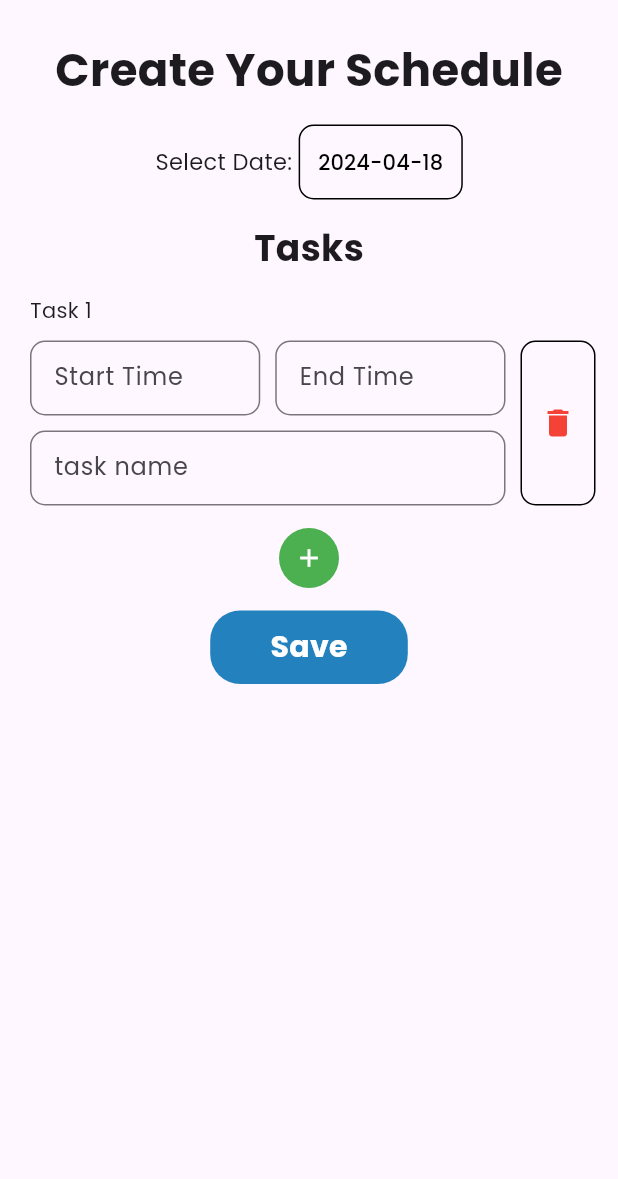
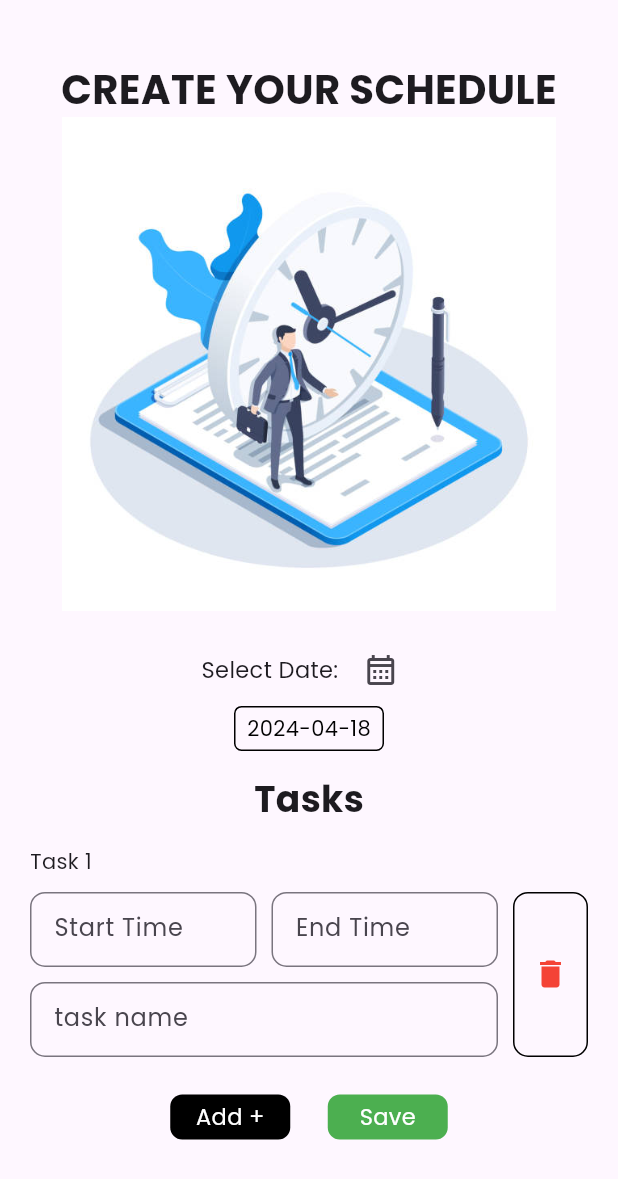
Before and after one commit to Shravan-P/projectflutter, a Flutter app: the Screenadd screen opened directly, on a phone screen of 412 x 824 dp. Shown: the top 1179 px of the screen. Run offline on Flutter 3.47's test engine with Material 3 defaults, Android fonts, the phone set to English and light mode, and no system bars; our stand-ins replace cloud_firestore, firebase_auth, firebase_core, google_fonts; accounts and stored records are empty.

Commit message:
8th push add page edit shravan

```diff
--- a/lib/screen/addpage.dart
+++ b/lib/screen/addpage.dart
@@ -1,6 +1,8 @@
-// ignore_for_file: prefer_const_constructors, prefer_const_literals_to_create_immutables, non_constant_identifier_names
+// ignore_for_file: prefer_const_constructors, prefer_const_literals_to_create_immutables, non_constant_identifier_names, avoid_unnecessary_containers
 
+import 'package:flutter/cupertino.dart';
 import 'package:flutter/material.dart';
+import 'package:flutter/widgets.dart';
 import 'package:google_fonts/google_fonts.dart';
 import 'package:intl/intl.dart';
 
@@ -30,6 +32,7 @@ class _ScreenaddState extends State<Screenadd> {
     return Scaffold(
       body: SingleChildScrollView(
         child: Container(
+          padding: EdgeInsets.only(top: 15),
           alignment: Alignment.center,
           child: Column(
             mainAxisAlignment: MainAxisAlignment.center,
@@ -38,13 +41,21 @@ class _ScreenaddState extends State<Screenadd> {
                 height: 25,
               ),
               Text(
-                'Create Your Schedule',
-                style: GoogleFonts.poppins(
-                  fontSize: 30,
+                'CREATE YOUR SCHEDULE',
+                style: TextStyle(
+                  fontSize: MediaQuery.of(context).size.width * 0.065,
                   fontWeight: FontWeight.bold,
+                  fontFamily: 'Poppins', // Change font to Poppins
                 ),
               ),
+              Container(
+                  height: MediaQuery.of(context).size.height / 2.5,
+                  child: Image.asset('assets/image/TM pic 2.jpg')),
               SizedBox(height: 15),
+              Column(
+                mainAxisAlignment: MainAxisAlignment.center,
+                crossAxisAlignment: CrossAxisAlignment.center,
+                children: [
                   Row(
                     mainAxisAlignment: MainAxisAlignment.center,
                     children: [
@@ -54,19 +65,24 @@ class _ScreenaddState extends State<Screenadd> {
                           fontSize: 15,
                         ),
                       ),
-                  Container(
-                    decoration: BoxDecoration(
-                      border: Border.all(color: Colors.black),
-                      borderRadius: BorderRadius.circular(10),
-                    ),
-                    child: TextButton(
+                      IconButton(
                           onPressed: () {
                             _selectDate(context);
                           },
+                          icon: Icon(Icons.calendar_month_outlined))
+                    ],
+                  ),
+                  Container(
+                    alignment: Alignment.center,
+                    height: 30,
+                    width: 100,
+                    decoration: BoxDecoration(
+                      border: Border.all(color: Colors.black),
+                      borderRadius: BorderRadius.circular(5),
+                    ),
                     child: Text(
                       DateFormat('yyyy-MM-dd').format(_selectedDate),
                       style: TextStyle(color: Colors.black),
-                      ),
                     ),
                   ),
                 ],
@@ -85,11 +101,13 @@ class _ScreenaddState extends State<Screenadd> {
                 itemCount: listcontroller.length,
                 itemBuilder: (context, index) {
                   return Padding(
-                    padding: EdgeInsets.only(top: 15),
+                    padding: EdgeInsets.only(top: 15, right: 5),
                     child: Column(
                       children: [
                         Padding(
-                          padding: EdgeInsets.only(left: 5),
+                          padding: EdgeInsets.only(
+                            left: 5,
+                          ),
                           child: Row(
                             children: [
                               Text('Task '),
@@ -229,45 +247,62 @@ class _ScreenaddState extends State<Screenadd> {
                 },
               ),
               SizedBox(
-                height: 15,
+                height: 25,
               ),
+              Padding(
+                padding: const EdgeInsets.symmetric(horizontal: 20),
+                child: Row(
+                  mainAxisAlignment: MainAxisAlignment.center,
+                  children: [
                     GestureDetector(
                       onTap: () {
                         _addTask();
                       },
                       child: Container(
-                  padding: EdgeInsets.all(10),
+                          alignment: Alignment.center,
+                          height: 30,
+                          width: 80,
+                          //padding: EdgeInsets.all(10),
                           decoration: BoxDecoration(
-                    color: Colors.green,
-                    borderRadius: BorderRadius.circular(50),
+                            color: Colors.black,
+                            borderRadius: BorderRadius.circular(8),
                           ),
-                  child: Icon(
-                    Icons.add,
-                    size: 20,
-                    color: Colors.white,
+                          child: Text(
+                            'Add +',
+                            style: TextStyle(fontSize: 15, color: Colors.white),
+                          )),
                     ),
+                    SizedBox(
+                      width: 25,
                     ),
-              ),
-              SizedBox(height: 15),
                     GestureDetector(
                       onTap: () {
                         _saveTasks();
                       },
                       child: Container(
-                  padding: EdgeInsets.symmetric(vertical: 10, horizontal: 40),
+                        alignment: Alignment.center,
+                        height: 30,
+                        width: 80,
+                        // padding:
+                        //EdgeInsets.symmetric(vertical: 10, horizontal: 40),
                         decoration: BoxDecoration(
-                    color: Color.fromARGB(255, 35, 130, 189),
-                    borderRadius: BorderRadius.circular(20),
+                          color: Colors.green,
+                          borderRadius: BorderRadius.circular(8),
                         ),
                         child: Text(
                           'Save',
                           style: TextStyle(
                             color: Colors.white,
-                      fontSize: 20,
-                      fontWeight: FontWeight.bold,
+                            fontSize: 15,
                           ),
                         ),
                       ),
+                    )
+                  ],
+                ),
+              ),
+              SizedBox(
+                height: 50,
               )
             ],
           ),
--- a/lib/screen/profilepage.dart
+++ b/lib/screen/profilepage.dart
@@ -1,4 +1,4 @@
-// ignore_for_file: prefer_const_constructors, sort_child_properties_last, sort_child_properties_last, prefer_const_literals_to_create_immutables
+// ignore_for_file: prefer_const_constructors, sort_child_properties_last, sort_child_properties_last, prefer_const_literals_to_create_immutables, use_build_context_synchronously
 
 import 'package:flutter/material.dart';
 import 'package:firebase_auth/firebase_auth.dart';
```
Also changed, not shown: assets/image/TM pic 2.jpg (added). Lines whose indentation alone changed are shown as unchanged.
